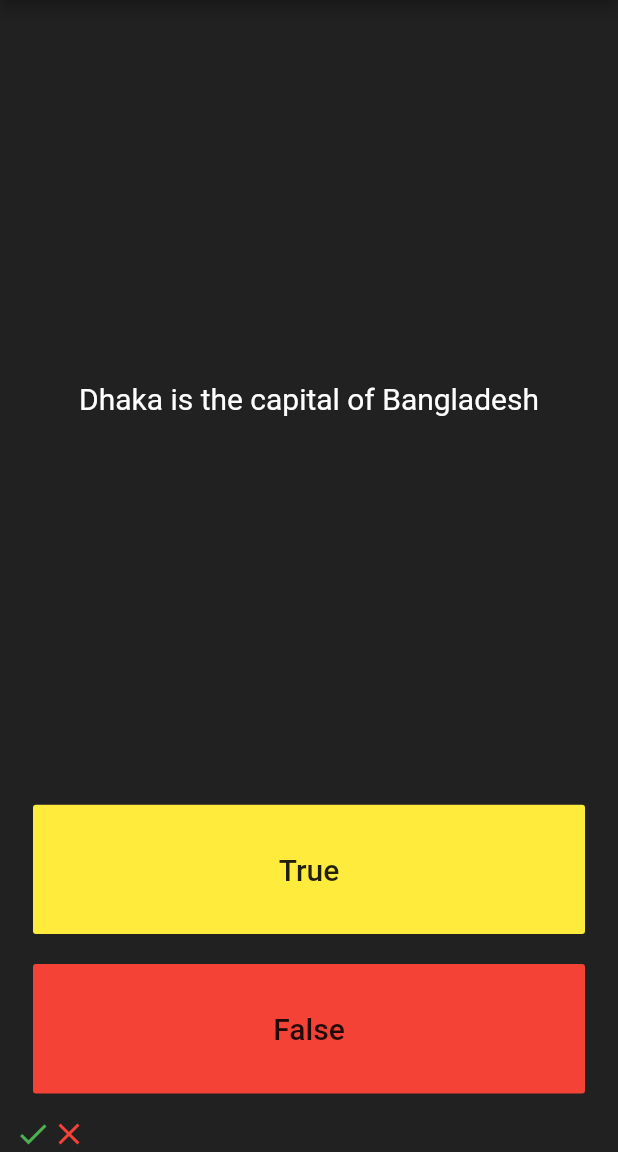
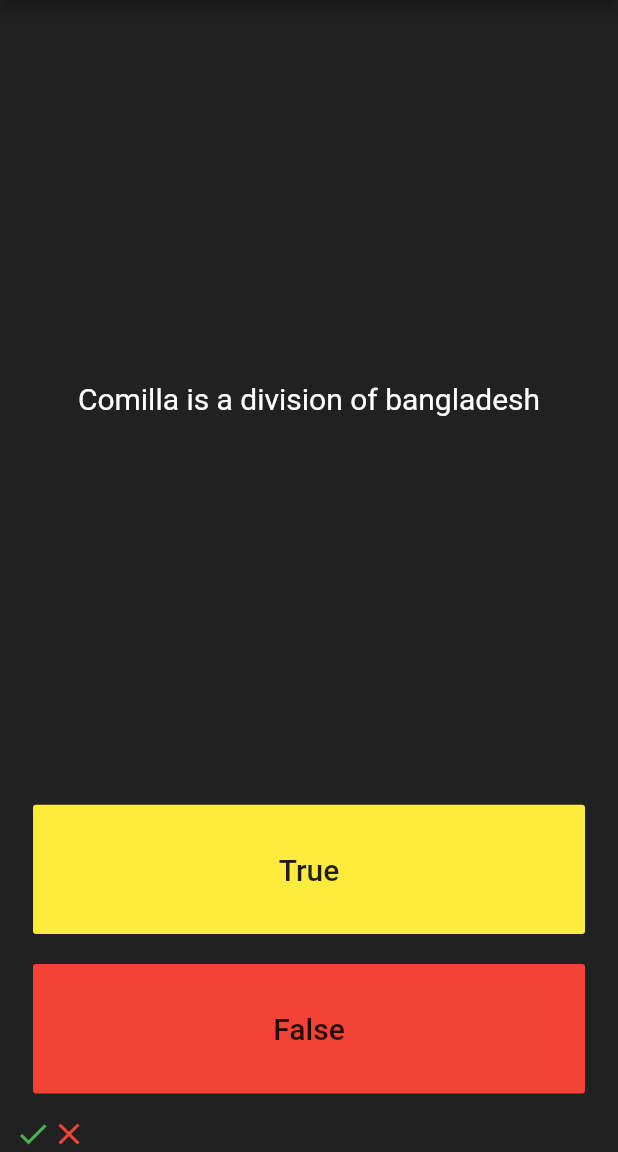
Before and after one commit to Sohag-84/Quiz_App, a Flutter app: the screen it shows after launch, after a tap on "True", after a tap on "False", on a phone screen of 412 x 824 dp, the part 84-1236 px from its top. Run offline on Flutter 3.47's test engine with Material 2 defaults, Android fonts, the phone set to English and light mode, and no system bars.

```diff
--- a/lib/main.dart
+++ b/lib/main.dart
@@ -49,6 +49,8 @@ class _QuizAppState extends State<QuizApp> {
 
   int questionNumber = 0;
 
+  List<bool> answer = [true,false,false];
+
   @override
   Widget build(BuildContext context) {
     return Column(
@@ -59,11 +61,11 @@ class _QuizAppState extends State<QuizApp> {
           flex: 5,
             child: Center(
               child: Padding(
-                padding: EdgeInsets.all(16.0),
+                padding: const EdgeInsets.all(16.0),
                 child: Text(
                   questions.elementAt(questionNumber),
                   textAlign: TextAlign.center,
-                  style: TextStyle(fontSize: 20,color: Colors.white),
+                  style: const TextStyle(fontSize: 20,color: Colors.white),
                 ),
               ),
             )
@@ -77,8 +79,10 @@ class _QuizAppState extends State<QuizApp> {
                   style: TextStyle(fontSize: 20),
                 ),
                 onPressed: (){
+                  //questionNumber++;
                  setState(() {
-                   score.add(const Icon(Icons.check,color: Colors.green,));
+                   questionNumber++;
+                     score.add(const Icon(Icons.check,color: Colors.green,));
                  });
                 },
               ),
@@ -94,6 +98,7 @@ class _QuizAppState extends State<QuizApp> {
                 ),
                 onPressed: (){
                   setState(() {
+                    questionNumber++;
                     score.add(const Icon(Icons.close,color: Colors.red,));
                   });
 
```
